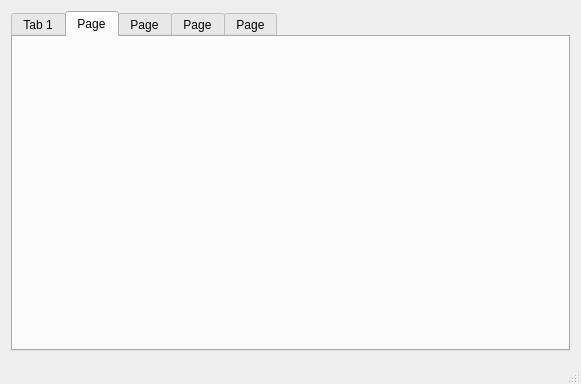
The window that src/mainwindow.ui (MuffyPuff/StrahCalc) describes before a commit, drawn with Qt 5.
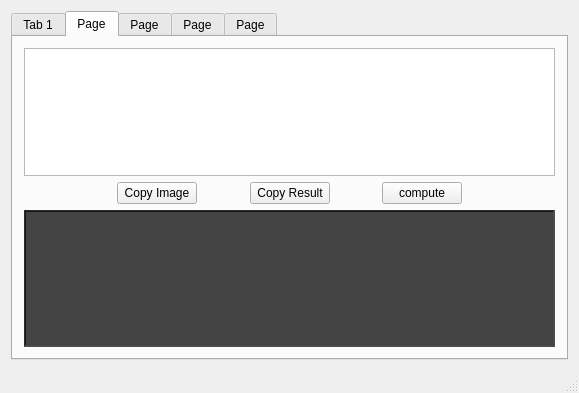
The same window after the commit. The open tabs and pages were chosen to show the change.

Commit message: Implemented advanced calculations

```diff
--- a/src/mainwindow.ui
+++ b/src/mainwindow.ui
@@ -6,8 +6,8 @@
    <rect>
     <x>0</x>
     <y>0</y>
-    <width>581</width>
-    <height>384</height>
+    <width>579</width>
+    <height>393</height>
    </rect>
   </property>
   <property name="windowTitle">
@@ -238,6 +238,232 @@
        <attribute name="title">
         <string>Page</string>
        </attribute>
+       <layout class="QGridLayout" name="gridLayout_2">
+        <item row="2" column="0">
+         <spacer name="horizontalSpacer_11">
+          <property name="orientation">
+           <enum>Qt::Horizontal</enum>
+          </property>
+          <property name="sizeHint" stdset="0">
+           <size>
+            <width>39</width>
+            <height>20</height>
+           </size>
+          </property>
+         </spacer>
+        </item>
+        <item row="2" column="1">
+         <spacer name="horizontalSpacer_12">
+          <property name="orientation">
+           <enum>Qt::Horizontal</enum>
+          </property>
+          <property name="sizeHint" stdset="0">
+           <size>
+            <width>38</width>
+            <height>20</height>
+           </size>
+          </property>
+         </spacer>
+        </item>
+        <item row="2" column="2" colspan="2">
+         <widget class="QPushButton" name="clipBtnEq_adv">
+          <property name="text">
+           <string>Copy Image</string>
+          </property>
+         </widget>
+        </item>
+        <item row="2" column="4">
+         <spacer name="horizontalSpacer_13">
+          <property name="orientation">
+           <enum>Qt::Horizontal</enum>
+          </property>
+          <property name="sizeHint" stdset="0">
+           <size>
+            <width>39</width>
+            <height>20</height>
+           </size>
+          </property>
+         </spacer>
+        </item>
+        <item row="2" column="5" colspan="2">
+         <widget class="QPushButton" name="clipBtnRes_adv">
+          <property name="text">
+           <string>Copy Result</string>
+          </property>
+         </widget>
+        </item>
+        <item row="2" column="9">
+         <spacer name="horizontalSpacer_14">
+          <property name="orientation">
+           <enum>Qt::Horizontal</enum>
+          </property>
+          <property name="sizeHint" stdset="0">
+           <size>
+            <width>38</width>
+            <height>20</height>
+           </size>
+          </property>
+         </spacer>
+        </item>
+        <item row="2" column="10">
+         <spacer name="horizontalSpacer_15">
+          <property name="orientation">
+           <enum>Qt::Horizontal</enum>
+          </property>
+          <property name="sizeHint" stdset="0">
+           <size>
+            <width>39</width>
+            <height>20</height>
+           </size>
+          </property>
+         </spacer>
+        </item>
+        <item row="3" column="0" colspan="11">
+         <widget class="QLabel" name="label_adv">
+          <property name="minimumSize">
+           <size>
+            <width>0</width>
+            <height>137</height>
+           </size>
+          </property>
+          <property name="palette">
+           <palette>
+            <active>
+             <colorrole role="Button">
+              <brush brushstyle="SolidPattern">
+               <color alpha="255">
+                <red>68</red>
+                <green>68</green>
+                <blue>68</blue>
+               </color>
+              </brush>
+             </colorrole>
+             <colorrole role="Base">
+              <brush brushstyle="SolidPattern">
+               <color alpha="255">
+                <red>68</red>
+                <green>68</green>
+                <blue>68</blue>
+               </color>
+              </brush>
+             </colorrole>
+             <colorrole role="Window">
+              <brush brushstyle="SolidPattern">
+               <color alpha="255">
+                <red>68</red>
+                <green>68</green>
+                <blue>68</blue>
+               </color>
+              </brush>
+             </colorrole>
+            </active>
+            <inactive>
+             <colorrole role="Button">
+              <brush brushstyle="SolidPattern">
+               <color alpha="255">
+                <red>68</red>
+                <green>68</green>
+                <blue>68</blue>
+               </color>
+              </brush>
+             </colorrole>
+             <colorrole role="Base">
+              <brush brushstyle="SolidPattern">
+               <color alpha="255">
+                <red>68</red>
+                <green>68</green>
+                <blue>68</blue>
+               </color>
+              </brush>
+             </colorrole>
+             <colorrole role="Window">
+              <brush brushstyle="SolidPattern">
+               <color alpha="255">
+                <red>68</red>
+                <green>68</green>
+                <blue>68</blue>
+               </color>
+              </brush>
+             </colorrole>
+            </inactive>
+            <disabled>
+             <colorrole role="Button">
+              <brush brushstyle="SolidPattern">
+               <color alpha="255">
+                <red>68</red>
+                <green>68</green>
+                <blue>68</blue>
+               </color>
+              </brush>
+             </colorrole>
+             <colorrole role="Base">
+              <brush brushstyle="SolidPattern">
+               <color alpha="255">
+                <red>68</red>
+                <green>68</green>
+                <blue>68</blue>
+               </color>
+              </brush>
+             </colorrole>
+             <colorrole role="Window">
+              <brush brushstyle="SolidPattern">
+               <color alpha="255">
+                <red>68</red>
+                <green>68</green>
+                <blue>68</blue>
+               </color>
+              </brush>
+             </colorrole>
+            </disabled>
+           </palette>
+          </property>
+          <property name="autoFillBackground">
+           <bool>false</bool>
+          </property>
+          <property name="styleSheet">
+           <string notr="true">background-color: rgb(68, 68, 68);</string>
+          </property>
+          <property name="frameShape">
+           <enum>QFrame::WinPanel</enum>
+          </property>
+          <property name="frameShadow">
+           <enum>QFrame::Sunken</enum>
+          </property>
+          <property name="text">
+           <string notr="true"/>
+          </property>
+          <property name="scaledContents">
+           <bool>false</bool>
+          </property>
+          <property name="margin">
+           <number>7</number>
+          </property>
+         </widget>
+        </item>
+        <item row="2" column="7">
+         <spacer name="horizontalSpacer_7">
+          <property name="orientation">
+           <enum>Qt::Horizontal</enum>
+          </property>
+          <property name="sizeHint" stdset="0">
+           <size>
+            <width>40</width>
+            <height>20</height>
+           </size>
+          </property>
+         </spacer>
+        </item>
+        <item row="0" column="0" rowspan="2" colspan="11">
+         <widget class="QPlainTextEdit" name="eqnInput_adv"/>
+        </item>
+        <item row="2" column="8">
+         <widget class="QPushButton" name="compute_adv">
+          <property name="text">
+           <string>compute</string>
+          </property>
+         </widget>
+        </item>
+       </layout>
       </widget>
       <widget class="QWidget" name="varList_t">
        <attribute name="title">
```
Left out of the diff: 338 changed lines with no effect on the pictures. The commit also changes 2 other files.
